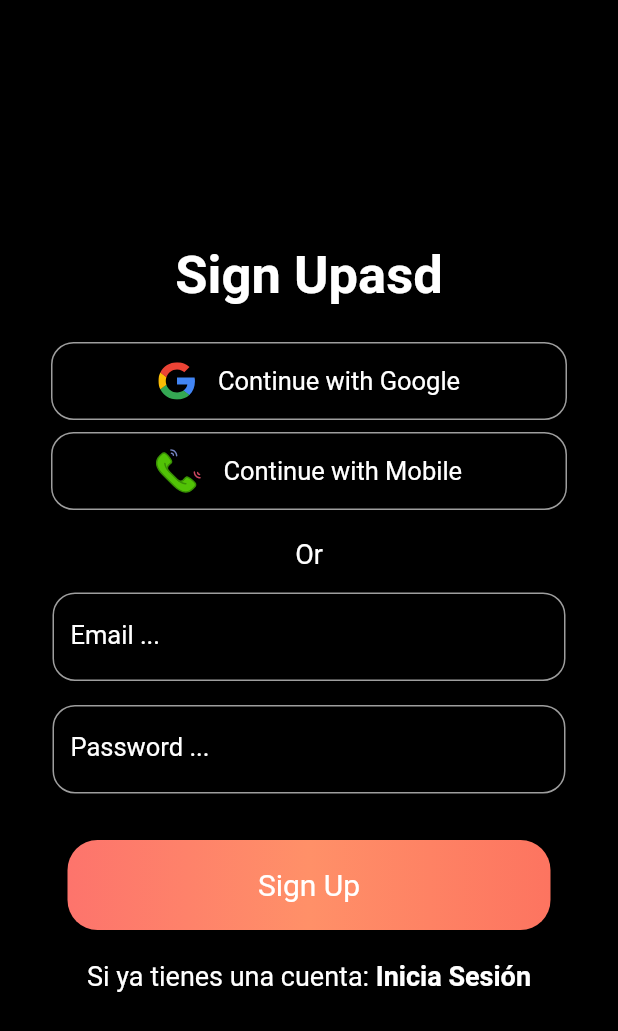
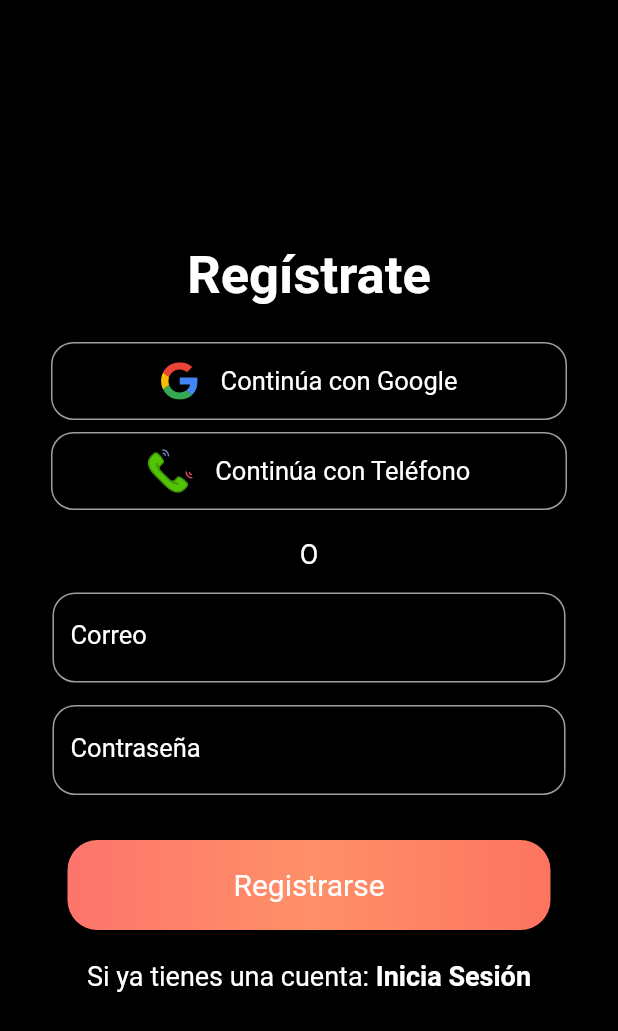
Before and after one commit to danielmaldonado1708/RecorDATE, a Flutter app: the SignUpPage screen opened directly, on a phone screen of 412 x 824 dp. Shown: the top 1031 px of the screen. Run offline on Flutter 3.47's test engine with Material 2 defaults, Android fonts, the phone set to English and light mode, and no system bars; our stand-ins replace firebase_auth, firebase_core, flutter_svg; accounts and stored records are empty; network calls fail.

Commit message:
login y registro funcionando

```diff
--- a/lib/main.dart
+++ b/lib/main.dart
@@ -7,7 +7,7 @@
 void main() async {
   WidgetsFlutterBinding.ensureInitialized();
   await Firebase.initializeApp(
-      options: FirebaseOptions(
+      options: const FirebaseOptions(
       apiKey: 'AIzaSyC7VXT3OcPotirTID8fu75Jee_imZub40g', // Your apiKey
       appId: '1:867087829860:android:a71232b9502aba743b8871', // Your appId
       messagingSenderId: '867087829860', // Your messagingSenderId
@@ -37,8 +37,8 @@
 
   @override
   Widget build(BuildContext context) {
-    return MaterialApp(
-      home: SignInPage()
+    return const MaterialApp(
+      home: SignUpPage()
     );
   }
 }
--- a/lib/pages/SignUpPage.dart
+++ b/lib/pages/SignUpPage.dart
@@ -1,5 +1,8 @@
 import 'package:flutter/material.dart';
 import 'package:flutter_svg/flutter_svg.dart';
+import 'package:firebase_auth/firebase_auth.dart' as firebase_auth;
+import 'package:recordate/pages/SignInPage.dart';
+import 'package:recordate/pages/home_page.dart';
 
 class SignUpPage extends StatefulWidget {
   const SignUpPage({super.key});
@@ -9,6 +12,13 @@ class SignUpPage extends StatefulWidget {
 }
 
 class _SignUpPageState extends State<SignUpPage> {
+  firebase_auth.FirebaseAuth firebaseAuth = firebase_auth.FirebaseAuth.instance;
+
+  TextEditingController _emailController = TextEditingController();
+  TextEditingController _pwdController = TextEditingController();
+
+  bool circular = false;
+
   @override
   Widget build(BuildContext context) {
     return Scaffold(
@@ -20,56 +30,60 @@ class _SignUpPageState extends State<SignUpPage> {
           child: Column(
             mainAxisAlignment: MainAxisAlignment.center,
             children: [
-              Text(
-                'Sign Upasd',
+              const Text(
+                'Regístrate',
                 style: TextStyle(
                     fontSize: 35,
                     color: Colors.white,
                     fontWeight: FontWeight.bold),
               ),
-              SizedBox(
+              const SizedBox(
                 height: 20,
               ),
-              buttonItem('assets/google.svg', 'Continue with Google', 25),
-              buttonItem('assets/phone.svg', 'Continue with Mobile', 30),
-              SizedBox(
+              buttonItem('assets/google.svg', 'Continúa con Google', 25),
+              buttonItem('assets/phone.svg', 'Continúa con Teléfono', 30),
+              const SizedBox(
                 height: 15,
               ),
-              Text(
-                'Or',
+              const Text(
+                'O',
                 style: TextStyle(color: Colors.white, fontSize: 18),
               ),
-              SizedBox(
+              const SizedBox(
                 height: 15,
               ),
-              textItem('Email ...'),
-              SizedBox(
+              textItem('Correo', _emailController, false),
+              const SizedBox(
                 height: 15,
               ),
-              textItem('Password ...'),
-              SizedBox(
+              textItem('Contraseña', _pwdController, true),
+              const SizedBox(
                 height: 30,
               ),
               colorButton(),
-                            SizedBox(
+              const SizedBox(
                 height: 20,
               ),
               Row(
                 mainAxisAlignment: MainAxisAlignment.center,
                 children: [
-                  Text(
+                  const Text(
                     'Si ya tienes una cuenta: ',
-                    style: TextStyle(
-                      color: Colors.white,
-                      fontSize: 18
+                    style: TextStyle(color: Colors.white, fontSize: 18),
                   ),
-                    ),
-                  Text(
+                  InkWell(
+                    onTap: () {
+                      Navigator.pushAndRemoveUntil(
+                          context, MaterialPageRoute(
+                            builder: (builder) => const SignInPage()),
+                            (route) => false);
+                    },
+                    child: const Text(
                       'Inicia Sesión',
                       style: TextStyle(
                           color: Colors.white,
                           fontSize: 18,
-                      fontWeight: FontWeight.bold
+                          fontWeight: FontWeight.bold),
                     ),
                   )
                 ],
@@ -82,20 +96,50 @@ class _SignUpPageState extends State<SignUpPage> {
   }
 
   Widget colorButton() {
-    return Container(
+    return InkWell(
+      onTap: () async {
+        try {
+          setState(() {
+            circular = true;
+          });
+          firebase_auth.UserCredential userCredential =
+              await firebaseAuth.createUserWithEmailAndPassword(
+                  email: _emailController.text, password: _pwdController.text);
+          print(userCredential.user?.email);
+          setState(() {
+            circular = false;
+          });
+          if (!context.mounted)
+            return; // verificar si el contexto esta montado antes para que no ocurra nada raro
+          Navigator.pushAndRemoveUntil(
+              context,
+              MaterialPageRoute(builder: (builder) => HomePage()),
+              (route) => false);
+        } catch (e) {
+          final snackBar = SnackBar(content: Text(e.toString()));
+          ScaffoldMessenger.of(context).showSnackBar(snackBar);
+          setState(() {
+            circular = false;
+          });
+        }
+      },
+      child: Container(
         width: MediaQuery.of(context).size.width - 90,
         height: 60,
         decoration: BoxDecoration(
             borderRadius: BorderRadius.circular(20),
-          gradient: LinearGradient(colors: [
+            gradient: const LinearGradient(colors: [
               Color(0xfffd746c),
               Color(0xffff9068),
               Color(0xfffd7460)
             ])),
         child: Center(
-        child: Text(
-          'Sign Up',
+          child: circular
+              ? const CircularProgressIndicator()
+              : const Text(
+                  'Registrarse',
                   style: TextStyle(color: Colors.white, fontSize: 20),
+                ),
         ),
       ),
     );
@@ -132,17 +176,27 @@ class _SignUpPageState extends State<SignUpPage> {
     );
   }
 
-  Widget textItem(String labeltext) {
+  Widget textItem(
+      String labeltext,
+      TextEditingController controller,
+      bool obscureText)
+      {
         return Container(
           width: MediaQuery.of(context).size.width - 70,
           height: 60,
           child: TextFormField(
+            controller: controller,
+            obscureText: obscureText,
+            style: const TextStyle(fontSize: 17, color: Colors.white),
             decoration: InputDecoration(
               labelText: labeltext,
-          labelStyle: TextStyle(fontSize: 17, color: Colors.white),
+              labelStyle: const TextStyle(fontSize: 17, color: Colors.white),
+              focusedBorder: OutlineInputBorder(
+                  borderRadius: BorderRadius.circular(15),
+                  borderSide: const BorderSide(width: 1.5, color: Colors.amber)),
               enabledBorder: OutlineInputBorder(
                   borderRadius: BorderRadius.circular(15),
-              borderSide: BorderSide(width: 1, color: Colors.grey)),
+                  borderSide: const BorderSide(width: 1, color: Colors.grey)),
             ),
           ),
         );
```
Also changed, not shown: lib/pages/SignInPage.dart (+82 -27 lines), lib/pages/home_page.dart (added, +15 -0 lines). Lines whose indentation alone changed are shown as unchanged.
